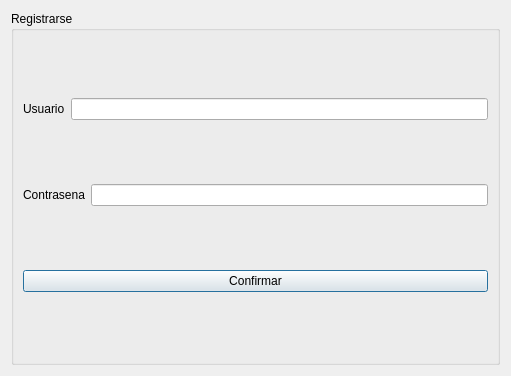
This is gestorDeCasos/singup.ui in Cesar1019FV/qt-legal-case-manager-lawyers-CPP as Qt 5 draws it before an edit. The edited form follows.
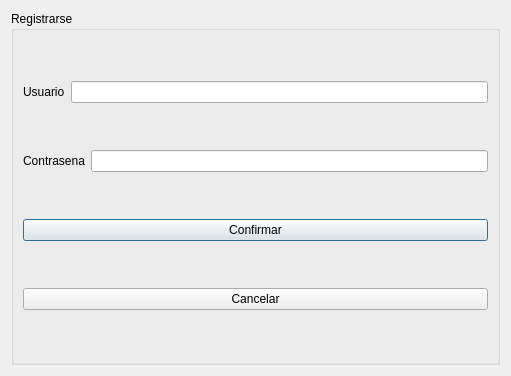
This is the edited form.

Patch:
```diff
--- a/gestorDeCasos/singup.ui
+++ b/gestorDeCasos/singup.ui
@@ -55,6 +55,13 @@
         </property>
        </widget>
       </item>
+      <item>
+       <widget class="QPushButton" name="pushButton_2">
+        <property name="text">
+         <string>Cancelar</string>
+        </property>
+       </widget>
+      </item>
      </layout>
     </widget>
    </item>
```
